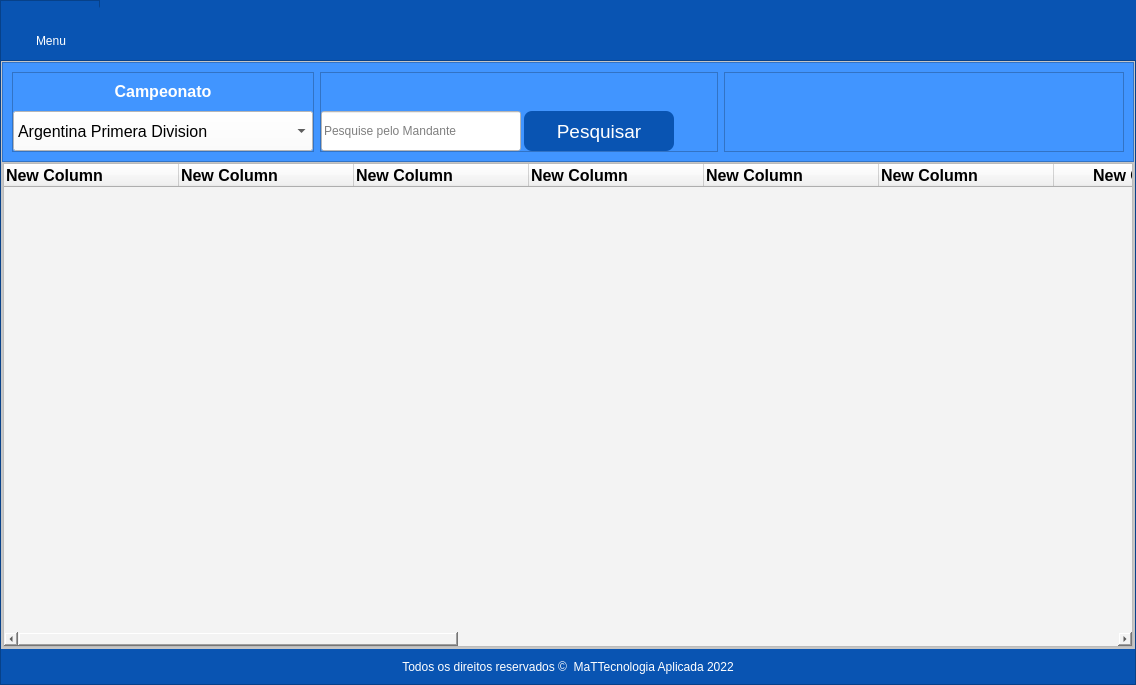
The window that ui_forms/ui_main.ui (mateuscosta27/WebScraping) describes before a commit, drawn with Qt 5.
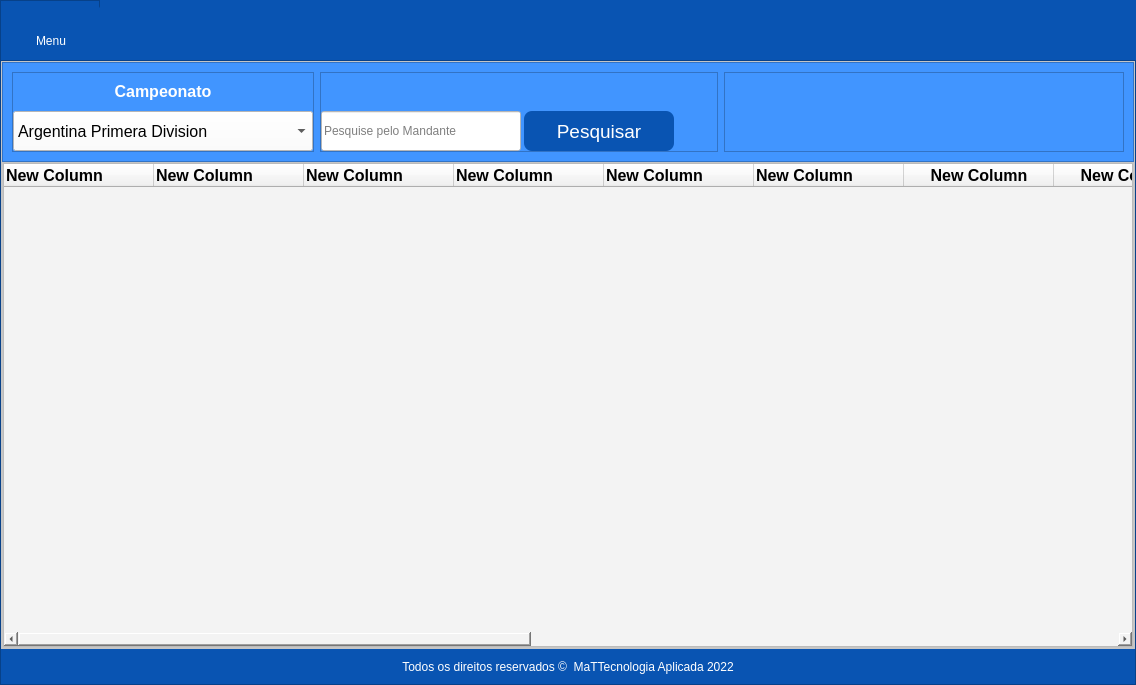
The same window after the commit. The open tabs and pages were chosen to show the change. Icons and pictures are not drawn.

The edit to the form file:
```diff
--- a/ui_forms/ui_main.ui
+++ b/ui_forms/ui_main.ui
@@ -2116,7 +2116,7 @@
                        <number>15</number>
                       </property>
                       <attribute name="horizontalHeaderDefaultSectionSize">
-                       <number>175</number>
+                       <number>150</number>
                       </attribute>
                       <attribute name="horizontalHeaderMinimumSectionSize">
                        <number>50</number>
```
Left out of the diff: 6 changed lines with no effect on the pictures.
